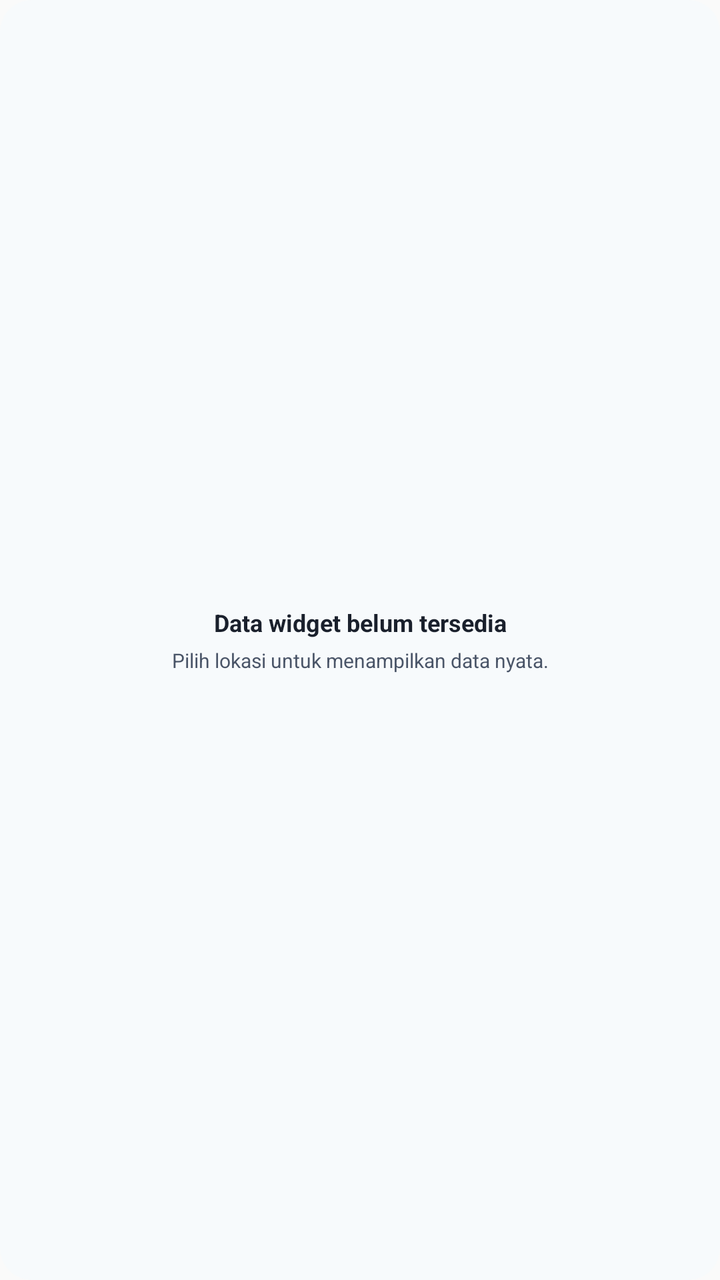
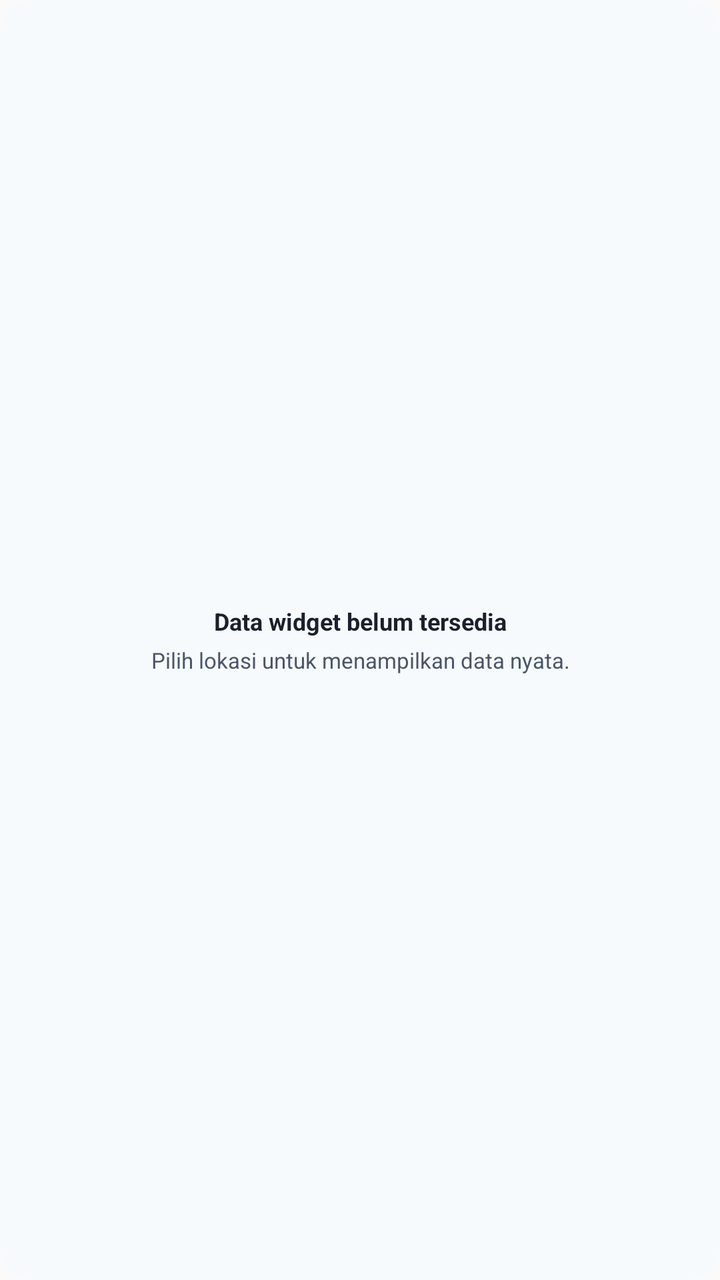

Screens rendered from an Android XML layout before and after an edit, with the pre-edit source and the edit as a unified diff.
<!-- AndroidManifest.xml: application theme Theme.AdzanNotif -->
<!-- res/layout/widget_unavailable_initial.xml -->
<?xml version="1.0" encoding="utf-8"?>
<LinearLayout xmlns:android="http://schemas.android.com/apk/res/android"
    android:layout_width="match_parent"
    android:layout_height="match_parent"
    android:orientation="vertical"
    android:gravity="center"
    android:background="@drawable/widget_initial_background"
    android:padding="12dp">

    <TextView
        android:layout_width="match_parent"
        android:layout_height="wrap_content"
        android:gravity="center"
        android:text="@string/widget_preview_data_unavailable"
        android:textColor="@color/widget_initial_primary_text"
        android:textSize="12sp"
        android:textStyle="bold"
        android:maxLines="2" />

    <TextView
        android:layout_width="match_parent"
        android:layout_height="wrap_content"
        android:layout_marginTop="4dp"
        android:gravity="center"
        android:text="@string/widget_preview_data_hint"
        android:textColor="@color/widget_initial_secondary_text"
        android:textSize="10sp"
        android:maxLines="3" />
</LinearLayout>
<!-- resources referenced by this layout -->
<resources>
  <color name="widget_initial_primary_text">#1A202C</color>
  <color name="widget_initial_secondary_text">#4A5568</color>
  <!-- drawable widget_initial_background (drawable) -->
  <?xml version="1.0" encoding="utf-8"?>
  <shape xmlns:android="http://schemas.android.com/apk/res/android">
      <solid android:color="@color/widget_initial_background" />
      <corners android:radius="16dp" />
      <padding
          android:left="12dp"
          android:top="12dp"
          android:right="12dp"
          android:bottom="12dp" />
  </shape>
  <string name="widget_preview_data_hint">Pilih lokasi untuk menampilkan data nyata.</string>
  <string name="widget_preview_data_unavailable">Data widget belum tersedia</string>
  <style name="Theme.AdzanNotif" parent="android:Theme.Material.Light.NoActionBar">
          <item name="android:statusBarColor">@android:color/transparent</item>
          <item name="android:navigationBarColor">@android:color/transparent</item>
      </style>
  <color name="widget_initial_background">#F7FAFC</color>
</resources>

<!-- the commit's change to res/layout/widget_unavailable_initial.xml (unified diff, before → after) -->
@@ -24,6 +24,6 @@
         android:gravity="center"
         android:text="@string/widget_preview_data_hint"
         android:textColor="@color/widget_initial_secondary_text"
-        android:textSize="10sp"
+        android:textSize="11sp"
         android:maxLines="3" />
 </LinearLayout>
